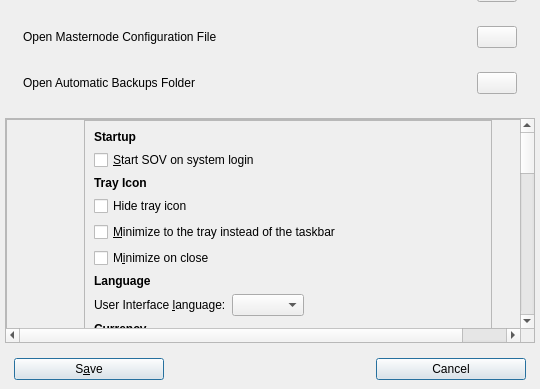
This is src/qt/forms/settingspage.ui in minblock/joto as Qt 5 draws it before an edit; both pictures show x 0 to 540 and y 196 to 585 of the 540 by 585 pixel window. The edited form follows.
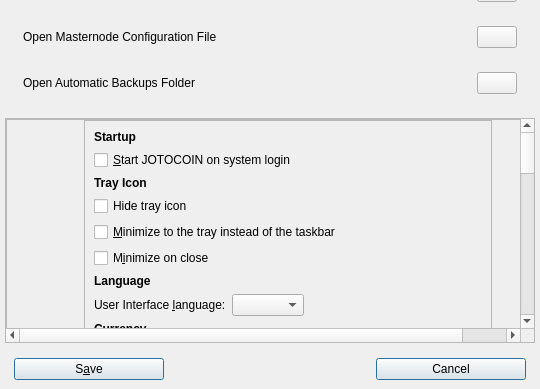
This is the edited form. Custom widgets are drawn as their Qt base class.

The edit to the form file:
```diff
--- a/src/qt/forms/settingspage.ui
+++ b/src/qt/forms/settingspage.ui
@@ -287,7 +287,7 @@
                                                     <string>Automatically start SOV after logging in to the system.</string>
                                                 </property>
                                                 <property name="text">
-                                                    <string>&amp;Start SOV on system login</string>
+                                                    <string>&amp;Start JOTOCOIN on system login</string>
                                                 </property>
                                             </widget>
                                         </item>
```
Left out of the diff: 14 changed lines with no effect on the pictures.
